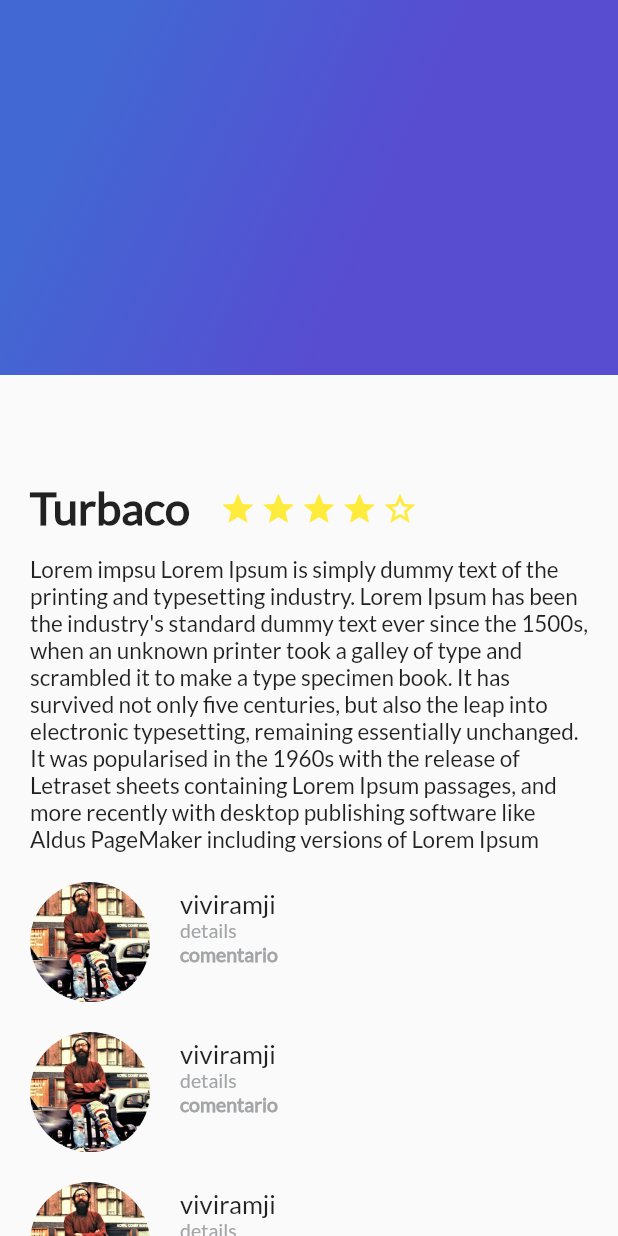
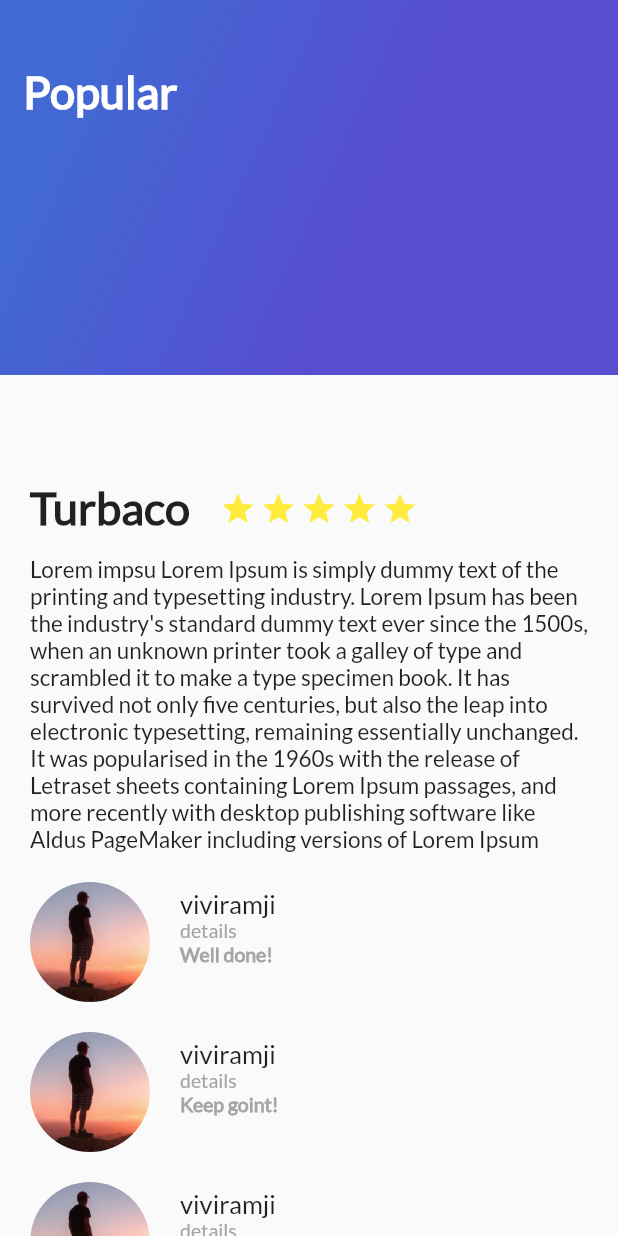
Before and after one commit to viviramji/travel-flutter-app, a Flutter app: the screen it shows after launch, on a phone screen of 412 x 824 dp. Run offline on Flutter 3.47's test engine with Material 2 defaults, Android fonts, the phone set to English and light mode, and no system bars.

Commit message:
Card img done

```diff
--- a/lib/description_place.dart
+++ b/lib/description_place.dart
@@ -12,7 +12,7 @@ class DescriptionPlace extends StatelessWidget {
   Widget build(BuildContext context) {
     final star = drawStars(numberStars);
 
-    final title_start = Row(
+    final titleStart = Row(
       children: <Widget>[
         Container(
             margin: EdgeInsets.only(top: 320.0, left: 20.0, right: 20.0),
@@ -37,7 +37,7 @@ class DescriptionPlace extends StatelessWidget {
 
     // * Cuando los elementos estan apilados uno debajo del otro pues utilizamos una columna.
     return Column(
-      children: <Widget>[title_start, description],
+      children: <Widget>[titleStart, description],
     );
   }
 
--- a/lib/gradient_back.dart
+++ b/lib/gradient_back.dart
@@ -1,6 +1,10 @@
 import 'package:flutter/material.dart';
 
 class GradientBack extends StatelessWidget {
+  String title = "Popular";
+
+  GradientBack(this.title);
+
   @override
   Widget build(BuildContext context) {
     return Container(
@@ -12,6 +16,15 @@ class GradientBack extends StatelessWidget {
               end: FractionalOffset(1.0, 0.6),
               stops: [0.0, 0.6],
               tileMode: TileMode.clamp)),
+      child: Text(
+        title,
+        style: TextStyle(
+            color: Colors.white,
+            fontFamily: "Lato",
+            fontSize: 30.0,
+            fontWeight: FontWeight.w900),
+      ),
+      alignment: Alignment(-0.9, -0.6),
     );
   }
 }
--- a/lib/main.dart
+++ b/lib/main.dart
@@ -3,14 +3,20 @@ import 'package:travel_app/description_place.dart';
 import 'review_list.dart';
 import 'gradient_back.dart';
 
+import 'package:flutter/services.dart';
+
 void main() {
+  SystemChrome.setSystemUIOverlayStyle(SystemUiOverlayStyle(
+      statusBarColor: Colors.transparent,
+      statusBarBrightness: Brightness.light));
+
   runApp(MyApp());
 }
 
 class MyApp extends StatelessWidget {
   // This widget is the root of your application.
 
-  int numberStars = 4;
+  int numberStars = 5;
   String namePlace = "Turbaco";
   String decriptionPlace =
       "Lorem impsu Lorem Ipsum is simply dummy text of the printing and typesetting industry. Lorem Ipsum has been the industry's standard dummy text ever since the 1500s, when an unknown printer took a galley of type and scrambled it to make a type specimen book. It has survived not only five centuries, but also the leap into electronic typesetting, remaining essentially unchanged. It was popularised in the 1960s with the release of Letraset sheets containing Lorem Ipsum passages, and more recently with desktop publishing software like Aldus PageMaker including versions of Lorem Ipsum";
@@ -32,7 +38,7 @@ class MyApp extends StatelessWidget {
               ReviewList()
             ],
           ),
-          GradientBack()
+          GradientBack("Popular")
         ])));
   }
 }
--- a/lib/review.dart
+++ b/lib/review.dart
@@ -1,7 +1,7 @@
 import 'package:flutter/material.dart';
 
 class Review extends StatelessWidget {
-  String pathImage = "assets/images/trave-men.jpg";
+  String pathImage = "assets/images/travel-man.jpg";
   String name = "Viviramji";
   String details = "5 photos";
   String comment = "5 photos";
--- a/lib/review_list.dart
+++ b/lib/review_list.dart
@@ -7,12 +7,12 @@ class ReviewList extends StatelessWidget {
     return Column(
       crossAxisAlignment: CrossAxisAlignment.start,
       children: <Widget>[
-        new Review("assets/images/travel-men.jpg", "viviramji", "details",
-            "comentario"),
-        new Review("assets/images/travel-men.jpg", "viviramji", "details",
-            "comentario"),
-        new Review("assets/images/travel-men.jpg", "viviramji", "details",
-            "comentario"),
+        new Review("assets/images/travel-man.jpg", "viviramji", "details",
+            "Well done!"),
+        new Review("assets/images/travel-man.jpg", "viviramji", "details",
+            "Keep goint!"),
+        new Review("assets/images/travel-man.jpg", "viviramji", "details",
+            "Don't give up"),
       ],
     );
   }
```
Also changed, not shown: lib/card_image.dart (added, +29 -0 lines), assets/images/cabra.jpg (added), assets/images/casas.jpg (added), assets/images/river.jpg (added), assets/images/travel-man.jpg (added), assets/images/travel-men.jpg (deleted), lib/card_image_list.dart (added).
